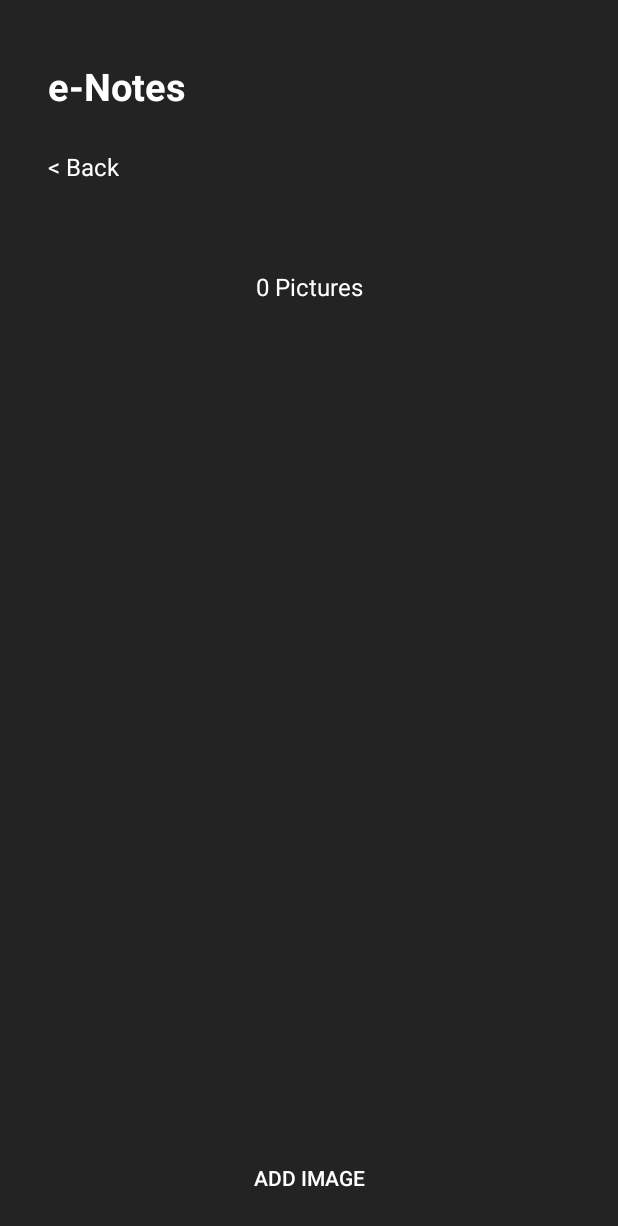
After one commit to kenyzin8/eNotes, an Android app: the SubjectViewActivity screen opened directly, with no data from a screen before it, on a phone screen of 412 x 824 dp. The commit adds this screen. Shown: the top 1226 px of the screen. Run offline under Robolectric (Android 15) with nearby library versions, the phone set to English and light mode, and no system bars; 3 statements that could not run were skipped.

Commit message:
Add Subject Gallery

```diff
--- a/app/src/main/AndroidManifest.xml
+++ b/app/src/main/AndroidManifest.xml
@@ -12,6 +12,9 @@
         android:theme="@style/Theme.ENotes"
         tools:targetApi="31">
         <activity
+            android:name=".SubjectViewActivity"
+            android:exported="false" />
+        <activity
             android:name=".MainActivity"
             android:exported="true">
             <intent-filter>
--- /dev/null
+++ b/app/src/main/java/com/example/enotes/DatabaseHelper.java
@@ -0,0 +1,171 @@
+package com.example.enotes;
+
+import android.content.ContentValues;
+import android.content.Context;
+import android.database.Cursor;
+import android.database.DatabaseUtils;
+import android.database.sqlite.SQLiteDatabase;
+import android.database.sqlite.SQLiteOpenHelper;
+
+import androidx.annotation.Nullable;
+
+import java.util.ArrayList;
+import java.util.Date;
+
+public class DatabaseHelper extends SQLiteOpenHelper {
+
+    private static final String DATABASE_NAME = "eNotes";
+    private static final int DATABASE_VERSION = 1;
+
+    private static final String TABLE_SUBJECTS = "Subjects";
+    private static final String COLUMN_SUBJECT_ID = "subject_id";
+    private static final String COLUMN_SUBJECT_NAME = "subject_name";
+    private static final String COLUMN_SUBJECT_SCHEDULE = "subject_schedule";
+    private static final String COLUMN_SUBJECT_COLOR = "subject_color";
+
+    private static final String TABLE_IMAGES = "Images";
+    private static final String COLUMN_IMAGE_ID = "image_id";
+    public static final String COLUMN_IMAGE_DATA = "image_data";
+    private static final String COLUMN_IMAGE_DATE_TAKEN = "image_date_taken";
+    private static final String FK_COLUMN_SUBJECT_ID = "subject_id";
+
+    public DatabaseHelper(@Nullable Context context) {
+        super(context, DATABASE_NAME, null, DATABASE_VERSION);
+    }
+
+    @Override
+    public void onCreate(SQLiteDatabase sqLiteDatabase) {
+        String createSubjectsTableQuery =
+                "CREATE TABLE " + TABLE_SUBJECTS + " ("
+                        + COLUMN_SUBJECT_ID + " INTEGER PRIMARY KEY AUTOINCREMENT, "
+                        + COLUMN_SUBJECT_NAME + " TEXT NOT NULL, "
+                        + COLUMN_SUBJECT_SCHEDULE + " TEXT NOT NULL, "
+                        + COLUMN_SUBJECT_COLOR + " INTEGER NOT NULL)";
+
+        sqLiteDatabase.execSQL(createSubjectsTableQuery);
+
+        String createImagesTableQuery =
+                "CREATE TABLE " + TABLE_IMAGES + " ("
+                        + COLUMN_IMAGE_ID + " INTEGER PRIMARY KEY AUTOINCREMENT, "
+                        + COLUMN_IMAGE_DATA + " TEXT NOT NULL, "
+                        + COLUMN_IMAGE_DATE_TAKEN + " TEXT NOT NULL, "
+                        + FK_COLUMN_SUBJECT_ID + " INTEGER NOT NULL, "
+                        + "FOREIGN KEY (" + FK_COLUMN_SUBJECT_ID + ") REFERENCES " + TABLE_SUBJECTS + "(" + COLUMN_SUBJECT_ID + "))";
+
+        sqLiteDatabase.execSQL(createImagesTableQuery);
+    }
+
+    @Override
+    public void onUpgrade(SQLiteDatabase sqLiteDatabase, int i, int i1) {
+        sqLiteDatabase.execSQL("DROP TABLE IF EXISTS " + TABLE_IMAGES);
+        sqLiteDatabase.execSQL("DROP TABLE IF EXISTS " + TABLE_SUBJECTS);
+
+        onCreate(sqLiteDatabase);
+    }
+
+    public void AddSubject(String subjectName, String subjectSched, int subjectColor)
+    {
+        SQLiteDatabase db = this.getWritableDatabase();
+
+        ContentValues values = new ContentValues();
+
+        values.put(COLUMN_SUBJECT_NAME, subjectName);
+        values.put(COLUMN_SUBJECT_SCHEDULE, subjectSched);
+        values.put(COLUMN_SUBJECT_COLOR, String.valueOf(subjectColor));
+
+        long newRowId = db.insert(TABLE_SUBJECTS, null, values);
+
+        db.close();
+    }
+
+    public Cursor getAllSubjects()
+    {
+        SQLiteDatabase db = this.getReadableDatabase();
+
+        String selectQuery = "SELECT * FROM Subjects ORDER BY subject_id ASC ";
+
+        Cursor cursor = db.rawQuery(selectQuery, null);
+
+        return cursor;
+    }
+
+    public Cursor getSubject(String subjectName)
+    {
+        SQLiteDatabase db = this.getReadableDatabase();
+
+        String selectQuery = "SELECT * FROM Subjects WHERE subject_name = '" + subjectName + "'";
+
+        Cursor cursor = db.rawQuery(selectQuery, null);
+
+        return cursor;
+    }
+
+    public void saveImage(int subjectID, byte[] byteArray, Date date)
+    {
+        SQLiteDatabase db = getWritableDatabase();
+        ContentValues values = new ContentValues();
+        values.put(COLUMN_IMAGE_DATA, byteArray);
+        values.put(COLUMN_IMAGE_DATE_TAKEN, date.getTime());
+        values.put(FK_COLUMN_SUBJECT_ID, subjectID);
+        System.out.println(subjectID);
+        db.insert(TABLE_IMAGES, null, values);
+        db.close();
+    }
+
+    public int getIDBySubjectName(String subjectName) {
+        SQLiteDatabase db = getReadableDatabase();
+        String[] projection = {COLUMN_SUBJECT_ID};
+        String selection = COLUMN_SUBJECT_NAME + " = ?";
+        String[] selectionArgs = {subjectName};
+        Cursor cursor = db.query(TABLE_SUBJECTS, projection, selection, selectionArgs, null, null, null);
+        int subjectId = -1;
+        if (cursor.moveToFirst()) {
+            subjectId = cursor.getInt(0);
+        }
+        cursor.close();
+        return subjectId;
+    }
+
+    public Cursor getAllImages(int subjectID) {
+        SQLiteDatabase db = getReadableDatabase();
+        String[] projection = {COLUMN_IMAGE_DATA};
+        String selection = COLUMN_SUBJECT_ID + " = ?";
+        String[] selectionArgs = {String.valueOf(subjectID)};
+        Cursor cursor = db.query(TABLE_IMAGES, projection, selection, selectionArgs, null, null, null);
+        return cursor;
+    }
+
+    public int getNumImagesForSubject(int subjectId) {
+        SQLiteDatabase db = this.getReadableDatabase();
+
+        String[] projection = {
+                "COUNT(*) AS total_rows"
+        };
+
+        String selection = FK_COLUMN_SUBJECT_ID + " = ?";
+
+        String[] selectionArgs = {
+                String.valueOf(subjectId)
+        };
+
+        Cursor cursor = db.query(
+                TABLE_IMAGES,           // The table to query
+                projection,             // The array of columns to return (pass null to get all)
+                selection,              // The columns for the WHERE clause
+                selectionArgs,          // The values for the WHERE clause
+                null,                   // don't group the rows
+                null,                   // don't filter by row groups
+                null                    // don't specify a sort order
+        );
+
+        int numRows = 0;
+
+        if (cursor.moveToFirst()) {
+            numRows = cursor.getInt(cursor.getColumnIndexOrThrow("total_rows"));
+        }
+
+        cursor.close();
+
+        return numRows;
+    }
+}
--- /dev/null
+++ b/app/src/main/java/com/example/enotes/ImageAdapter.java
@@ -0,0 +1,53 @@
+package com.example.enotes;
+
+import android.content.Context;
+import android.graphics.Bitmap;
+import android.view.LayoutInflater;
+import android.view.View;
+import android.view.ViewGroup;
+import android.widget.BaseAdapter;
+import android.widget.GridView;
+import android.widget.ImageView;
+
+import java.util.List;
+
+public class ImageAdapter extends BaseAdapter {
+    private Context mContext;
+    private List<Bitmap> mBitmaps;
+
+    public ImageAdapter(Context context, List<Bitmap> bitmaps) {
+        mContext = context;
+        mBitmaps = bitmaps;
+    }
+
+    @Override
+    public int getCount() {
+        return mBitmaps.size();
+    }
+
+    @Override
+    public Bitmap getItem(int position) {
+        return mBitmaps.get(position);
+    }
+
+    @Override
+    public long getItemId(int position) {
+        return position;
+    }
+
+    @Override
+    public View getView(int position, View convertView, ViewGroup parent) {
+        View view = convertView;
+        if (view == null) {
+            view = LayoutInflater.from(mContext).inflate(R.layout.image_item, parent, false);
+        }
+
+        ImageView imageView = view.findViewById(R.id.imageView);
+
+        Bitmap bitmap = getItem(position);
+
+        imageView.setImageBitmap(bitmap);
+
+        return view;
+    }
+}
--- /dev/null
+++ b/app/src/main/java/com/example/enotes/SubjectViewActivity.java
@@ -0,0 +1,129 @@
+package com.example.enotes;
+
+import static com.example.enotes.DatabaseHelper.COLUMN_IMAGE_DATA;
+
+import androidx.appcompat.app.AppCompatActivity;
+
+import android.annotation.SuppressLint;
+import android.content.Intent;
+import android.database.Cursor;
+import android.database.sqlite.SQLiteDatabase;
+import android.graphics.Bitmap;
+import android.graphics.BitmapFactory;
+import android.graphics.Matrix;
+import android.os.Bundle;
+import android.provider.MediaStore;
+import android.view.View;
+import android.widget.AdapterView;
+import android.widget.Button;
+import android.widget.GridView;
+import android.widget.TextView;
+
+import java.io.ByteArrayOutputStream;
+import java.util.ArrayList;
+import java.util.Date;
+import java.util.List;
+
+public class SubjectViewActivity extends AppCompatActivity {
+
+    private String subjectName;
+    private int subjectID;
+    DatabaseHelper databaseHelper;
+    TextView btnBack;
+    TextView tvSubjectName;
+    TextView tvSubjectPictures;
+    Button btnAddImage;
+
+    GridView gridPictures;
+
+    private static final int CAMERA_REQUEST_CODE = 1888;
+
+    @Override
+    protected void onCreate(Bundle savedInstanceState) {
+        super.onCreate(savedInstanceState);
+        setContentView(R.layout.activity_subject_view);
+
+        Intent intent = getIntent();
+        if (intent != null) {
+            subjectName = intent.getStringExtra("subjectName");
+        }
+
+        btnBack = findViewById(R.id.btnBack);
+        tvSubjectName = findViewById(R.id.tvSubjectName);
+        tvSubjectPictures = findViewById(R.id.tvPicturesView);
+        btnAddImage = findViewById(R.id.btnAddImage);
+        gridPictures = findViewById(R.id.gridPictures);
+
+        gridPictures.setOnItemClickListener(new AdapterView.OnItemClickListener() {
+            @Override
+            public void onItemClick(AdapterView<?> adapterView, View view, int i, long l) {
+
+            }
+        });
+
+        btnAddImage.setOnClickListener(new View.OnClickListener() {
+            @Override
+            public void onClick(View view) {
+                Intent intent = new Intent(MediaStore.ACTION_IMAGE_CAPTURE);
+                startActivityForResult(intent, CAMERA_REQUEST_CODE);
+            }
+        });
+
+        tvSubjectName.setText(subjectName);
+
+        btnBack.setOnClickListener(new View.OnClickListener() {
+            @Override
+            public void onClick(View view) {
+                SubjectViewActivity.this.finish();
+            }
+        });
+
+        databaseHelper = new DatabaseHelper(SubjectViewActivity.this);
+        subjectID = databaseHelper.getIDBySubjectName(subjectName);
+        loadImages();
+    }
+
+    @Override
+    protected void onActivityResult(int requestCode, int resultCode, Intent data) {
+        super.onActivityResult(requestCode, resultCode, data);
+        if (requestCode == CAMERA_REQUEST_CODE && resultCode == RESULT_OK) {
+            Bitmap bitmap = (Bitmap) data.getExtras().get("data");
+            if (bitmap != null) {
+
+                // Create a matrix for rotating the image
+                Matrix matrix = new Matrix();
+                matrix.postRotate(90);
+
+                // Rotate the image
+                Bitmap rotatedBitmap = Bitmap.createBitmap(bitmap, 0, 0, bitmap.getWidth(), bitmap.getHeight(), matrix, true);
+
+                ByteArrayOutputStream stream = new ByteArrayOutputStream();
+                rotatedBitmap.compress(Bitmap.CompressFormat.JPEG, 100, stream);
+                byte[] byteArray = stream.toByteArray();
+
+                databaseHelper = new DatabaseHelper(SubjectViewActivity.this);
+                databaseHelper.saveImage(databaseHelper.getIDBySubjectName(subjectName), byteArray, new Date());
+                loadImages();
+            }
+        }
+    }
+
+    private void loadImages()
+    {
+        List<Bitmap> bitmaps = new ArrayList<>();
+        databaseHelper = new DatabaseHelper(SubjectViewActivity.this);
+        Cursor cursor = databaseHelper.getAllImages(subjectID);
+        System.out.println(subjectID + " " + subjectName);
+        if (cursor.moveToFirst()) {
+            do {
+                @SuppressLint("Range") byte[] byteArray = cursor.getBlob(cursor.getColumnIndex(COLUMN_IMAGE_DATA ));
+                Bitmap bitmap = BitmapFactory.decodeByteArray(byteArray, 0, byteArray.length);
+                bitmaps.add(bitmap);
+            } while (cursor.moveToNext());
+        }
+        cursor.close();
+        ImageAdapter adapter = new ImageAdapter(this, bitmaps);
+        gridPictures.setAdapter(adapter);
+        tvSubjectPictures.setText(gridPictures.getCount() + " Pictures");
+    }
+}
--- /dev/null
+++ b/app/src/main/res/drawable/baseline_rectangle_24.xml
@@ -0,0 +1,5 @@
+<vector android:height="24dp" android:tint="#000000"
+    android:viewportHeight="24" android:viewportWidth="24"
+    android:width="24dp" xmlns:android="http://schemas.android.com/apk/res/android">
+    <path android:fillColor="@android:color/white" android:pathData="M2,4h20v16h-20z"/>
+</vector>
--- /dev/null
+++ b/app/src/main/res/drawable/ic_camera.xml
@@ -0,0 +1,6 @@
+<vector android:height="24dp" android:tint="#000000"
+    android:viewportHeight="24" android:viewportWidth="24"
+    android:width="24dp" xmlns:android="http://schemas.android.com/apk/res/android">
+    <path android:fillColor="@android:color/white" android:pathData="M12,12m-3.2,0a3.2,3.2 0,1 1,6.4 0a3.2,3.2 0,1 1,-6.4 0"/>
+    <path android:fillColor="@android:color/white" android:pathData="M9,2L7.17,4L4,4c-1.1,0 -2,0.9 -2,2v12c0,1.1 0.9,2 2,2h16c1.1,0 2,-0.9 2,-2L22,6c0,-1.1 -0.9,-2 -2,-2h-3.17L15,2L9,2zM12,17c-2.76,0 -5,-2.24 -5,-5s2.24,-5 5,-5 5,2.24 5,5 -2.24,5 -5,5z"/>
+</vector>
--- a/app/src/main/res/layout/activity_main.xml
+++ b/app/src/main/res/layout/activity_main.xml
@@ -1,5 +1,6 @@
 <?xml version="1.0" encoding="utf-8"?>
 <androidx.constraintlayout.widget.ConstraintLayout xmlns:android="http://schemas.android.com/apk/res/android"
+    android:id="@+id/mainLayout"
     xmlns:app="http://schemas.android.com/apk/res-auto"
     xmlns:tools="http://schemas.android.com/tools"
     android:layout_width="match_parent"
--- /dev/null
+++ b/app/src/main/res/layout/activity_subject_view.xml
@@ -0,0 +1,92 @@
+<?xml version="1.0" encoding="utf-8"?>
+<androidx.constraintlayout.widget.ConstraintLayout xmlns:android="http://schemas.android.com/apk/res/android"
+    xmlns:app="http://schemas.android.com/apk/res-auto"
+    xmlns:tools="http://schemas.android.com/tools"
+    android:layout_width="match_parent"
+    android:layout_height="match_parent"
+    tools:context=".SubjectViewActivity"
+    android:background="#232323">
+
+    <TextView
+        android:id="@+id/tvPicturesView"
+        android:layout_width="wrap_content"
+        android:layout_height="wrap_content"
+        android:layout_marginTop="180dp"
+        android:text="0 Pictures"
+        android:textColor="@color/white"
+        android:textSize="16sp"
+        app:layout_constraintEnd_toEndOf="@+id/tvSubjectName"
+        app:layout_constraintStart_toStartOf="@+id/tvSubjectName"
+        app:layout_constraintTop_toTopOf="parent" />
+
+    <TextView
+        android:id="@+id/appName2"
+        android:layout_width="wrap_content"
+        android:layout_height="wrap_content"
+        android:layout_marginTop="40dp"
+        android:text="e-Notes"
+        android:textColor="@color/white"
+        android:textSize="25sp"
+        android:textStyle="bold"
+        app:layout_constraintEnd_toEndOf="parent"
+        app:layout_constraintHorizontal_bias="0.1"
+        app:layout_constraintStart_toStartOf="parent"
+        app:layout_constraintTop_toTopOf="parent" />
+
+    <TextView
+        android:id="@+id/tvSubjectName"
+        android:layout_width="wrap_content"
+        android:layout_height="wrap_content"
+        android:layout_marginTop="140dp"
+        android:text="Subject Name"
+        android:textColor="@color/white"
+        android:textSize="25sp"
+        android:textStyle="bold"
+        app:layout_constraintEnd_toEndOf="parent"
+        app:layout_constraintStart_toStartOf="parent"
+        app:layout_constraintTop_toTopOf="parent" />
+
+    <TextView
+        android:id="@+id/btnBack"
+        android:layout_width="wrap_content"
+        android:layout_height="wrap_content"
+        android:layout_marginTop="100dp"
+        android:text="&lt; Back"
+        android:textColor="@color/white"
+        android:textSize="16sp"
+        app:layout_constraintEnd_toEndOf="parent"
+        app:layout_constraintHorizontal_bias="0.0"
+        app:layout_constraintStart_toStartOf="@+id/appName2"
+        app:layout_constraintTop_toTopOf="parent" />
+
+    <GridView
+        android:id="@+id/gridPictures"
+        android:layout_width="match_parent"
+        android:layout_height="match_parent"
+        android:layout_marginTop="220dp"
+        android:layout_marginBottom="80dp"
+        app:layout_constraintBottom_toTopOf="@+id/btnAddImage"
+        app:layout_constraintEnd_toEndOf="parent"
+        app:layout_constraintStart_toStartOf="parent"
+        app:layout_constraintTop_toTopOf="parent"
+        android:horizontalSpacing="5dp"
+        android:verticalSpacing="5dp"
+        android:numColumns="auto_fit"
+        android:paddingLeft="16dp"
+        android:paddingRight="16dp"
+        android:clickable="true"
+        android:focusable="true"
+        android:descendantFocusability="blocksDescendants" />
+
+    <Button
+        android:id="@+id/btnAddImage"
+        android:layout_width="match_parent"
+        android:layout_height="78dp"
+        android:text="Add Image"
+        android:background="#232323"
+        android:textColor="@color/white"
+        app:layout_constraintBottom_toBottomOf="parent"
+        app:layout_constraintEnd_toEndOf="parent"
+        app:layout_constraintStart_toStartOf="parent" />
+
+</androidx.constraintlayout.widget.ConstraintLayout>
```
Also changed, not shown: app/src/main/java/com/example/enotes/MainActivity.java (+15 -0 lines), app/src/main/java/com/example/enotes/SubjectsFragment.java (+25 -1 lines), app/src/main/res/layout/image_item.xml (added, +7 -0 lines).
